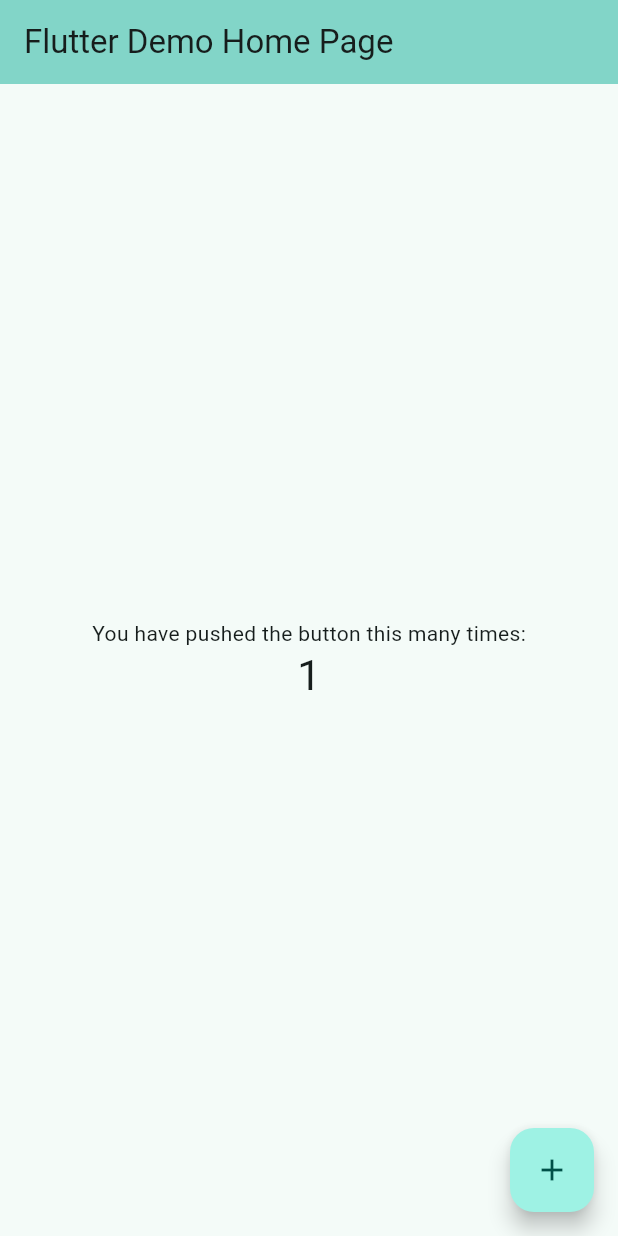
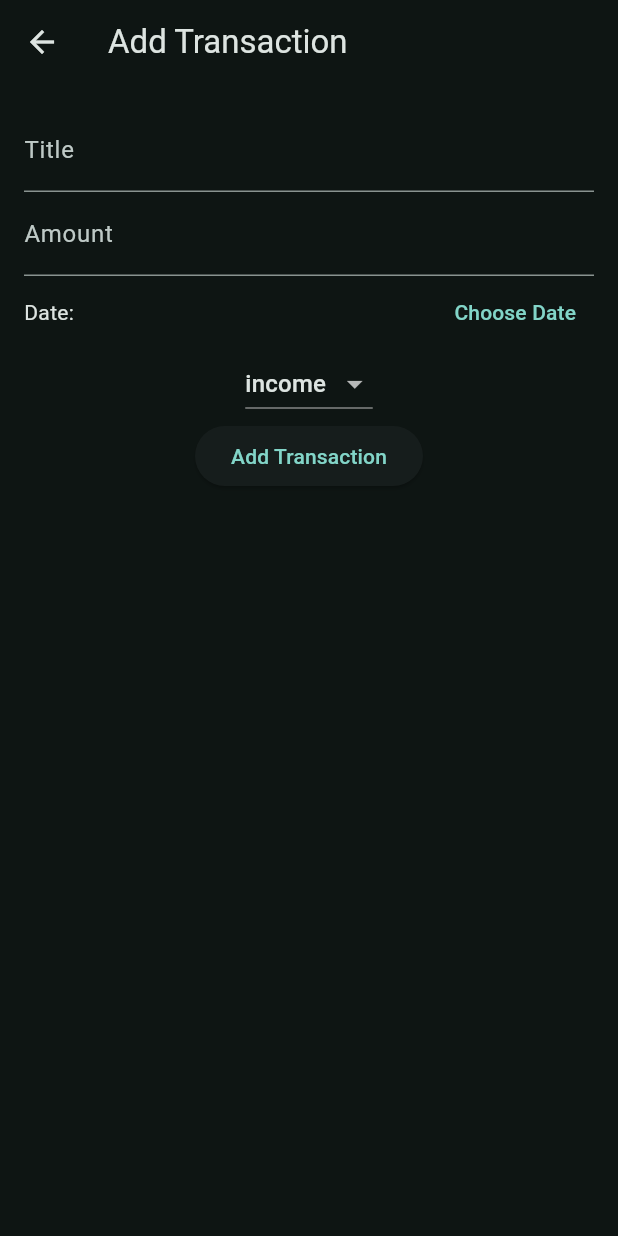
Before and after one commit to Alsahim0420/Billey, a Flutter app: the screen it shows after launch, after a tap on the "add" icon, on a phone screen of 412 x 824 dp. Run offline on Flutter 3.47's test engine with Material 3 defaults, Android fonts, the phone set to English and light mode, and no system bars.

Commit message:
fix(new):new design and fix changes

```diff
--- a/lib/main.dart
+++ b/lib/main.dart
@@ -1,4 +1,8 @@
 import 'package:flutter/material.dart';
+import 'package:provider/provider.dart';
+
+import 'providers/transaction_provider.dart';
+import 'screens/home_screen.dart';
 
 void main() {
   runApp(const MyApp());
@@ -7,119 +11,19 @@
 class MyApp extends StatelessWidget {
   const MyApp({super.key});
 
-  // This widget is the root of your application.
   @override
   Widget build(BuildContext context) {
-    return MaterialApp(
-      title: 'Flutter Demo',
-      theme: ThemeData(
-        // This is the theme of your application.
-        //
-        // TRY THIS: Try running your application with "flutter run". You'll see
-        // the application has a purple toolbar. Then, without quitting the app,
-        // try changing the seedColor in the colorScheme below to Colors.green
-        // and then invoke "hot reload" (save your changes or press the "hot
-        // reload" button in a Flutter-supported IDE, or press "r" if you used
-        // the command line to start the app).
-        //
-        // Notice that the counter didn't reset back to zero; the application
-        // state is not lost during the reload. To reset the state, use hot
-        // restart instead.
-        //
-        // This works for code too, not just values: Most code changes can be
-        // tested with just a hot reload.
-        colorScheme: ColorScheme.fromSeed(seedColor: Colors.teal),
-        useMaterial3: true,
+    return ChangeNotifierProvider(
+      create: (context) => TransactionProvider(),
+      child: MaterialApp(
+        title: 'Financial Manager',
+        theme: ThemeData(
+          useMaterial3: true,
+          colorSchemeSeed: Colors.teal,
+          brightness: Brightness.dark,
+        ),
+        home: const HomeScreen(),
       ),
-      home: const MyHomePage(title: 'Flutter Demo Home Page'),
     );
   }
 }
-
-class MyHomePage extends StatefulWidget {
-  const MyHomePage({super.key, required this.title});
-
-  // This widget is the home page of your application. It is stateful, meaning
-  // that it has a State object (defined below) that contains fields that affect
-  // how it looks.
-
-  // This class is the configuration for the state. It holds the values (in this
-  // case the title) provided by the parent (in this case the App widget) and
-  // used by the build method of the State. Fields in a Widget subclass are
-  // always marked "final".
-
-  final String title;
-
-  @override
-  State<MyHomePage> createState() => _MyHomePageState();
-}
-
-class _MyHomePageState extends State<MyHomePage> {
-  int _counter = 0;
-
-  void _incrementCounter() {
-    setState(() {
-      // This call to setState tells the Flutter framework that something has
-      // changed in this State, which causes it to rerun the build method below
-      // so that the display can reflect the updated values. If we changed
-      // _counter without calling setState(), then the build method would not be
-      // called again, and so nothing would appear to happen.
-      _counter++;
-    });
-  }
-
-  @override
-  Widget build(BuildContext context) {
-    // This method is rerun every time setState is called, for instance as done
-    // by the _incrementCounter method above.
-    //
-    // The Flutter framework has been optimized to make rerunning build methods
-    // fast, so that you can just rebuild anything that needs updating rather
-    // than having to individually change instances of widgets.
-    return Scaffold(
-      appBar: AppBar(
-        // TRY THIS: Try changing the color here to a specific color (to
-        // Colors.amber, perhaps?) and trigger a hot reload to see the AppBar
-        // change color while the other colors stay the same.
-        backgroundColor: Theme.of(context).colorScheme.inversePrimary,
-        // Here we take the value from the MyHomePage object that was created by
-        // the App.build method, and use it to set our appbar title.
-        title: Text(widget.title),
-      ),
-      body: Center(
-        // Center is a layout widget. It takes a single child and positions it
-        // in the middle of the parent.
-        child: Column(
-          // Column is also a layout widget. It takes a list of children and
-          // arranges them vertically. By default, it sizes itself to fit its
-          // children horizontally, and tries to be as tall as its parent.
-          //
-          // Column has various properties to control how it sizes itself and
-          // how it positions its children. Here we use mainAxisAlignment to
-          // center the children vertically; the main axis here is the vertical
-          // axis because Columns are vertical (the cross axis would be
-          // horizontal).
-          //
-          // TRY THIS: Invoke "debug painting" (choose the "Toggle Debug Paint"
-          // action in the IDE, or press "p" in the console), to see the
-          // wireframe for each widget.
-          mainAxisAlignment: MainAxisAlignment.center,
-          children: <Widget>[
-            const Text(
-              'You have pushed the button this many times:',
-            ),
-            Text(
-              '$_counter',
-              style: Theme.of(context).textTheme.headlineMedium,
-            ),
-          ],
-        ),
-      ),
-      floatingActionButton: FloatingActionButton(
-        onPressed: _incrementCounter,
-        tooltip: 'Increment',
-        child: const Icon(Icons.add),
-      ), // This trailing comma makes auto-formatting nicer for build methods.
-    );
-  }
-}
--- /dev/null
+++ b/lib/providers/transaction_provider.dart
@@ -0,0 +1,58 @@
+import 'package:flutter/material.dart';
+
+import '../transactions/transaction.dart';
+
+class TransactionProvider with ChangeNotifier {
+  final List<Transaction> _transactions = [];
+
+  List<Transaction> get transactions => _transactions;
+
+  void addTransaction(
+      String title, double amount, DateTime date, TransactionType type) {
+    _transactions
+        .add(Transaction(title: title, amount: amount, date: date, type: type));
+    notifyListeners();
+  }
+
+  void editTransaction(String id, String title, double amount, DateTime date) {
+    final index = _transactions.indexWhere((tx) => tx.id == id);
+    if (index >= 0) {
+      _transactions[index] = Transaction(
+        // id: id,
+        title: title,
+        amount: amount,
+        date: date,
+        type: _transactions[index].type,
+      );
+      notifyListeners();
+    }
+  }
+
+  void deleteTransaction(String id) {
+    _transactions.removeWhere((tx) => tx.id == id);
+    notifyListeners();
+  }
+
+  double get totalIncome {
+    return _transactions
+        .where((tx) => tx.type == TransactionType.income)
+        .fold(0.0, (sum, tx) => sum + tx.amount);
+  }
+
+  double get totalExpense {
+    return _transactions
+        .where((tx) => tx.type == TransactionType.expense)
+        .fold(0.0, (sum, tx) => sum + tx.amount);
+  }
+
+  double get balance {
+    return totalIncome - totalExpense;
+  }
+
+  List<Transaction> getTransactionsByMonth(DateTime month) {
+    return _transactions
+        .where(
+            (tx) => tx.date.year == month.year && tx.date.month == month.month)
+        .toList();
+  }
+}
--- /dev/null
+++ b/lib/screens/add_transaction_screen.dart
@@ -0,0 +1,113 @@
+// ignore_for_file: library_private_types_in_public_api
+
+import 'package:flutter/material.dart';
+import 'package:provider/provider.dart';
+
+import '../providers/transaction_provider.dart';
+import '../transactions/transaction.dart';
+
+class AddTransactionScreen extends StatefulWidget {
+  const AddTransactionScreen({super.key});
+
+  @override
+  _AddTransactionScreenState createState() => _AddTransactionScreenState();
+}
+
+class _AddTransactionScreenState extends State<AddTransactionScreen> {
+  final _titleController = TextEditingController();
+  final _amountController = TextEditingController();
+  DateTime _selectedDate = DateTime.now();
+  TransactionType _selectedType = TransactionType.income;
+
+  void _submitData() {
+    if (_titleController.text.isEmpty || _amountController.text.isEmpty) {
+      return;
+    }
+
+    final enteredTitle = _titleController.text;
+    final enteredAmount = double.parse(_amountController.text);
+
+    if (enteredAmount <= 0) {
+      return;
+    }
+
+    Provider.of<TransactionProvider>(context, listen: false).addTransaction(
+      enteredTitle,
+      enteredAmount,
+      _selectedDate,
+      _selectedType,
+    );
+
+    Navigator.of(context).pop();
+  }
+
+  @override
+  Widget build(BuildContext context) {
+    return Scaffold(
+      appBar: AppBar(
+        title: const Text('Add Transaction'),
+      ),
+      body: Padding(
+        padding: const EdgeInsets.all(16.0),
+        child: Column(
+          children: <Widget>[
+            TextField(
+              controller: _titleController,
+              decoration: const InputDecoration(labelText: 'Title'),
+            ),
+            TextField(
+              controller: _amountController,
+              decoration: const InputDecoration(labelText: 'Amount'),
+              keyboardType: TextInputType.number,
+            ),
+            Row(
+              children: <Widget>[
+                Expanded(
+                  child: Text(
+                    'Date: ${_selectedDate.toLocal()}'.split(' ')[0],
+                  ),
+                ),
+                TextButton(
+                  onPressed: () {
+                    showDatePicker(
+                      context: context,
+                      initialDate: _selectedDate,
+                      firstDate: DateTime(2000),
+                      lastDate: DateTime(2101),
+                    ).then((pickedDate) {
+                      if (pickedDate == null) {
+                        return;
+                      }
+                      setState(() {
+                        _selectedDate = pickedDate;
+                      });
+                    });
+                  },
+                  child: const Text('Choose Date'),
+                ),
+              ],
+            ),
+            DropdownButton<TransactionType>(
+              value: _selectedType,
+              onChanged: (TransactionType? newValue) {
+                setState(() {
+                  _selectedType = newValue!;
+                });
+              },
+              items: TransactionType.values.map((TransactionType classType) {
+                return DropdownMenuItem<TransactionType>(
+                  value: classType,
+                  child: Text(classType.toString().split('.').last),
+                );
+              }).toList(),
+            ),
+            ElevatedButton(
+              onPressed: _submitData,
+              child: const Text('Add Transaction'),
+            ),
+          ],
+        ),
+      ),
+    );
+  }
+}
--- /dev/null
+++ b/lib/screens/home_screen.dart
@@ -0,0 +1,44 @@
+import 'package:flutter/material.dart';
+// ignore: unused_import
+import 'package:provider/provider.dart';
+
+import 'add_transaction_screen.dart';
+import 'summary_screen.dart';
+import 'transaction_list_screen.dart';
+
+class HomeScreen extends StatelessWidget {
+  const HomeScreen({super.key});
+
+  @override
+  Widget build(BuildContext context) {
+    return Scaffold(
+      appBar: AppBar(
+        title: const Text('Financial Manager'),
+        actions: [
+          IconButton(
+            icon: const Icon(Icons.add),
+            onPressed: () {
+              Navigator.of(context).push(
+                MaterialPageRoute(
+                  // ignore: prefer_const_constructors
+                  builder: (context) => AddTransactionScreen(),
+                ),
+              );
+            },
+          ),
+        ],
+      ),
+      body: const TransactionListScreen(),
+      floatingActionButton: FloatingActionButton(
+        child: const Icon(Icons.summarize),
+        onPressed: () {
+          Navigator.of(context).push(
+            MaterialPageRoute(
+              builder: (context) => const MonthlySummaryScreen(),
+            ),
+          );
+        },
+      ),
+    );
+  }
+}
--- /dev/null
+++ b/lib/screens/transaction_list_screen.dart
@@ -0,0 +1,36 @@
+import 'package:flutter/material.dart';
+import 'package:provider/provider.dart';
+
+import '../providers/transaction_provider.dart';
+import 'edit_transaction.dart';
+
+class TransactionListScreen extends StatelessWidget {
+  const TransactionListScreen({super.key});
+
+  @override
+  Widget build(BuildContext context) {
+    final transactionsData = Provider.of<TransactionProvider>(context);
+    final transactions = transactionsData.transactions;
+
+    return ListView.builder(
+      itemCount: transactions.length,
+      itemBuilder: (ctx, index) {
+        return ListTile(
+          title: Text(transactions[index].title),
+          subtitle: Text('\$${transactions[index].amount.toStringAsFixed(2)}'),
+          trailing: IconButton(
+            icon: const Icon(Icons.edit),
+            onPressed: () {
+              Navigator.of(context).push(
+                MaterialPageRoute(
+                  builder: (context) =>
+                      EditTransactionScreen(transaction: transactions[index]),
+                ),
+              );
+            },
+          ),
+        );
+      },
+    );
+  }
+}
--- /dev/null
+++ b/lib/transactions/transaction.dart
@@ -0,0 +1,21 @@
+import 'package:uuid/uuid.dart';
+
+enum TransactionType {
+  income,
+  expense,
+}
+
+class Transaction {
+  final String id;
+  final String title;
+  final double amount;
+  final DateTime date;
+  final TransactionType type;
+
+  Transaction({
+    required this.title,
+    required this.amount,
+    required this.date,
+    required this.type,
+  }) : id = const Uuid().v4();
+}
--- a/pubspec.yaml
+++ b/pubspec.yaml
@@ -35,6 +35,9 @@ dependencies:
   # The following adds the Cupertino Icons font to your application.
   # Use with the CupertinoIcons class for iOS style icons.
   cupertino_icons: ^1.0.2
+  provider: ^6.0.0
+  intl: ^0.17.0
+  uuid: ^3.0.6
 
 dev_dependencies:
   flutter_test:
```
Also changed, not shown: lib/screens/edit_transaction.dart (added, +109 -0 lines), lib/screens/summary_screen.dart (added, +49 -0 lines), pubspec.lock.
